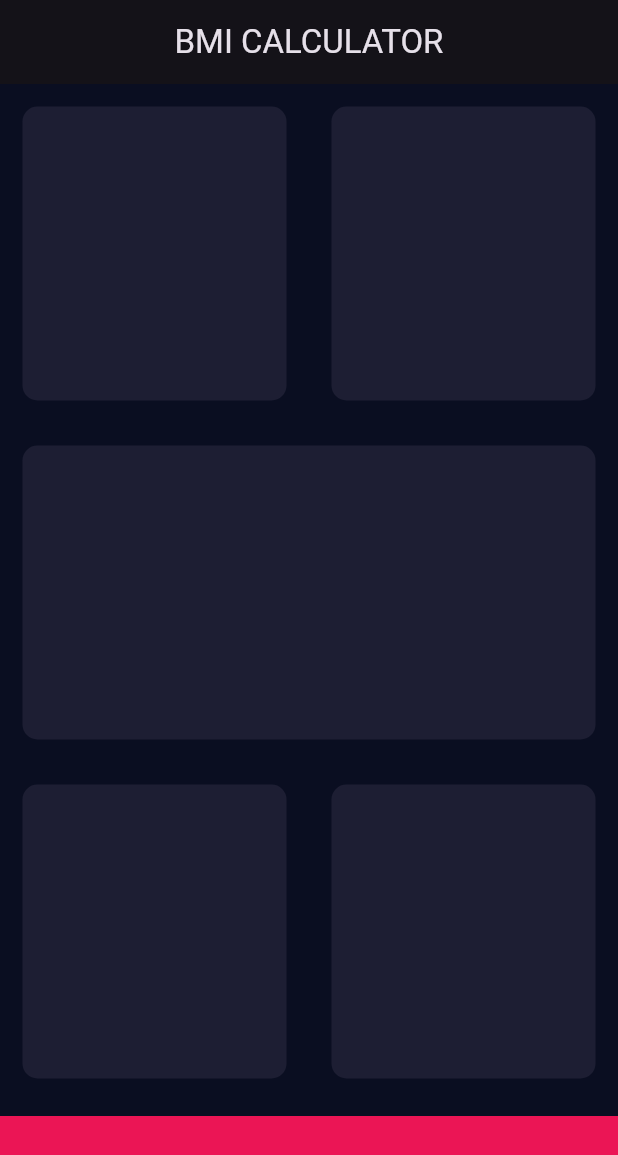
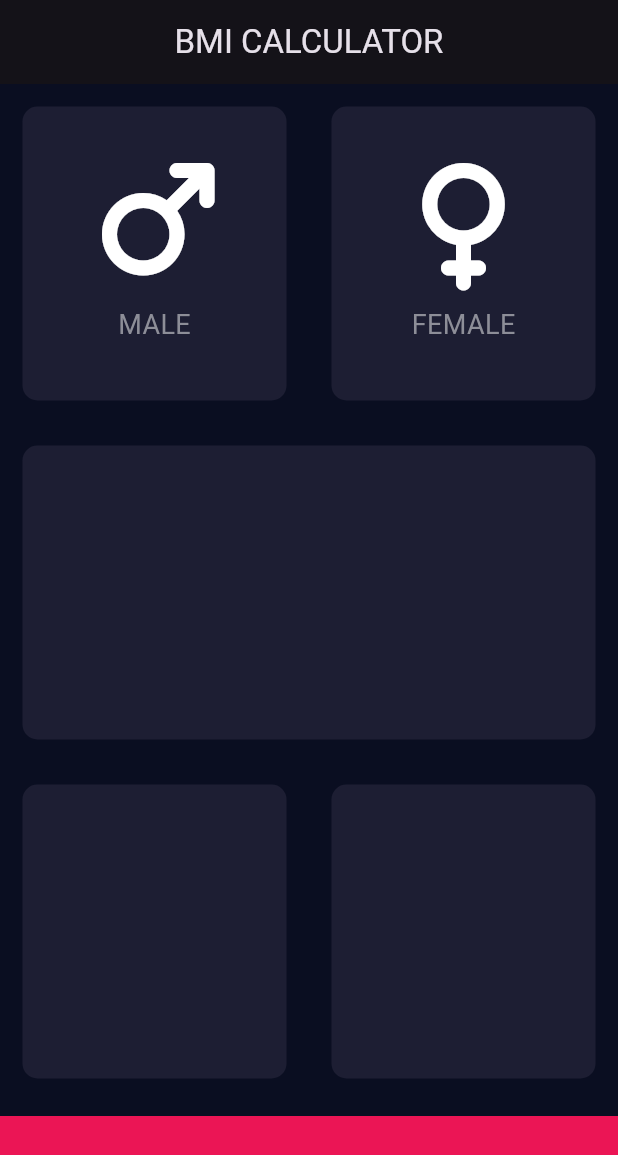
Before and after one commit to StarkUsman/BMI-Calculator, a Flutter app: the screen it shows after launch, on a phone screen of 412 x 824 dp. Shown: the top 1155 px of the screen. Run offline on Flutter 3.47's test engine with Material 3 defaults, Android fonts, the phone set to English and light mode, and no system bars; our stand-ins replace font_awesome_flutter.

Commit message:
implemented IconContent class and customized the UI

```diff
--- /dev/null
+++ b/lib/icon_content.dart
@@ -0,0 +1,21 @@
+import 'package:flutter/material.dart';
+
+const labelTextStyle = TextStyle(fontSize: 18.0, color: Color(0xFF8D8E98));
+
+class IconContent extends StatelessWidget {
+  IconContent(this.IconName, this.Label);
+  final IconData IconName;
+  final String Label;
+
+  @override
+  Widget build(BuildContext context) {
+    return Column(
+      mainAxisAlignment: MainAxisAlignment.center,
+      children: [
+        Icon(IconName, size: 80.0),
+        SizedBox(height: 15.0),
+        Text(Label, style: labelTextStyle),
+      ],
+    );
+  }
+}
--- a/lib/input_page.dart
+++ b/lib/input_page.dart
@@ -1,4 +1,7 @@
 import 'package:flutter/material.dart';
+import 'package:font_awesome_flutter/font_awesome_flutter.dart';
+import 'reusable_card.dart';
+import 'icon_content.dart';
 
 const bottomContainerHeight = 80.0;
 const bottomContainerColor = Color(0xFFEB1555);
@@ -19,9 +22,23 @@ class _InputPageState extends State<InputPage> {
           Expanded(
             child: Row(
               children: [
-                Expanded(child: ReuseableCard(colr: activeCardColor)),
                 Expanded(
-                  child: ReuseableCard(colr: activeCardColor),
+                  child: ReuseableCard(
+                    colr: activeCardColor,
+                    cardChild: IconContent(
+                      FontAwesomeIcons.mars,
+                      'MALE',
+                    ),
+                  ),
+                ),
+                Expanded(
+                  child: ReuseableCard(
+                    colr: activeCardColor,
+                    cardChild: IconContent(
+                      FontAwesomeIcons.venus,
+                      'FEMALE',
+                    ),
+                  ),
                 ),
               ],
             ),
@@ -30,12 +47,8 @@ class _InputPageState extends State<InputPage> {
           Expanded(
             child: Row(
               children: [
-                Expanded(
-                  child: ReuseableCard(colr: activeCardColor),
-                ),
-                Expanded(
-                  child: ReuseableCard(colr: activeCardColor),
-                ),
+                Expanded(child: ReuseableCard(colr: activeCardColor)),
+                Expanded(child: ReuseableCard(colr: activeCardColor)),
               ],
             ),
           ),
@@ -50,20 +63,3 @@ class _InputPageState extends State<InputPage> {
     );
   }
 }
-
-class ReuseableCard extends StatelessWidget {
-  ReuseableCard({required this.colr});
-
-  final Color colr;
-
-  @override
-  Widget build(BuildContext context) {
-    return Container(
-      margin: EdgeInsets.all(15.0),
-      decoration: BoxDecoration(
-        borderRadius: BorderRadius.circular(10.0),
-        color: colr,
-      ),
-    );
-  }
-}
--- /dev/null
+++ b/lib/reusable_card.dart
@@ -0,0 +1,20 @@
+import 'package:flutter/material.dart';
+
+class ReuseableCard extends StatelessWidget {
+  ReuseableCard({required this.colr, this.cardChild});
+
+  final Color colr;
+  final Widget? cardChild;
+
+  @override
+  Widget build(BuildContext context) {
+    return Container(
+      child: cardChild,
+      margin: EdgeInsets.all(15.0),
+      decoration: BoxDecoration(
+        borderRadius: BorderRadius.circular(10.0),
+        color: colr,
+      ),
+    );
+  }
+}
--- a/pubspec.yaml
+++ b/pubspec.yaml
@@ -11,6 +11,7 @@ dependencies:
     sdk: flutter
 
   cupertino_icons: ^1.0.8
+  font_awesome_flutter: ^10.12.0
 
 dev_dependencies:
   flutter_test:
```
